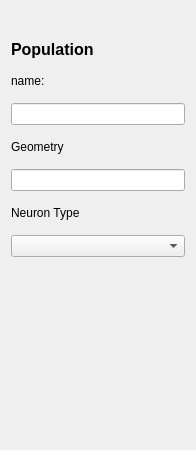
Old version of the form ANNarchyUI/ui/Population_Information.ui in the repository founderznd/PycharmProjects.
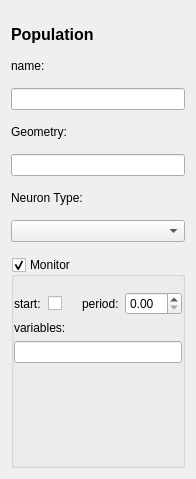
New version of the form.

Commit message: # now projection can be established on both sides at the same time # Population can project to itself # UI adjust # Monitor #TODO simulation

What changed in the file:
```diff
--- a/ANNarchyUI/ui/Population_Information.ui
+++ b/ANNarchyUI/ui/Population_Information.ui
@@ -7,18 +7,18 @@
     <x>0</x>
     <y>0</y>
     <width>196</width>
-    <height>450</height>
+    <height>479</height>
    </rect>
   </property>
   <property name="windowTitle">
    <string>Form</string>
   </property>
-  <layout class="QVBoxLayout" name="verticalLayout">
+  <layout class="QVBoxLayout" name="verticalLayout_2">
    <property name="spacing">
     <number>15</number>
    </property>
    <property name="topMargin">
-    <number>40</number>
+    <number>25</number>
    </property>
    <item>
     <widget class="QLabel" name="label">
@@ -54,7 +54,7 @@
    <item>
     <widget class="QLabel" name="label_2">
      <property name="text">
-      <string>Geometry</string>
+      <string>Geometry:</string>
      </property>
     </widget>
    </item>
@@ -74,7 +74,7 @@
    <item>
     <widget class="QLabel" name="label_3">
      <property name="text">
-      <string>Neuron Type</string>
+      <string>Neuron Type:</string>
      </property>
     </widget>
    </item>
@@ -82,6 +82,62 @@
     <widget class="QComboBox" name="comboBox_neuron_type"/>
    </item>
    <item>
+    <widget class="QGroupBox" name="groupBox_monitor">
+     <property name="title">
+      <string>Monitor</string>
+     </property>
+     <property name="checkable">
+      <bool>true</bool>
+     </property>
+     <layout class="QVBoxLayout" name="verticalLayout">
+      <property name="leftMargin">
+       <number>0</number>
+      </property>
+      <property name="topMargin">
+       <number>15</number>
+      </property>
+      <property name="rightMargin">
+       <number>0</number>
+      </property>
+      <item>
+       <layout class="QHBoxLayout" name="horizontalLayout">
+        <item>
+         <widget class="QLabel" name="label_7">
+          <property name="text">
+           <string>start:</string>
+          </property>
+         </widget>
+        </item>
+        <item>
+         <widget class="QCheckBox" name="checkBox_start">
+          <property name="text">
+           <string/>
+          </property>
+         </widget>
+        </item>
+        <item>
+         <widget class="QLabel" name="label_6">
+          <property name="text">
+           <string>period:</string>
+          </property>
+         </widget>
+        </item>
+        <item>
+         <widget class="QDoubleSpinBox" name="doubleSpinBox_period"/>
+        </item>
+       </layout>
+      </item>
+      <item>
+       <widget class="QLabel" name="label_8">
+        <property name="text">
+         <string>variables:</string>
+        </property>
+       </widget>
+      </item>
+      <item>
+       <widget class="QLineEdit" name="lineEdit_variables"/>
+      </item>
+      <item>
     <spacer name="verticalSpacer">
      <property name="orientation">
       <enum>Qt::Vertical</enum>
@@ -93,6 +149,9 @@
       </size>
      </property>
     </spacer>
+      </item>
+     </layout>
+    </widget>
    </item>
   </layout>
  </widget>
```
Lines whose indentation alone changed are shown as unchanged. The commit also changes 15 other files.
